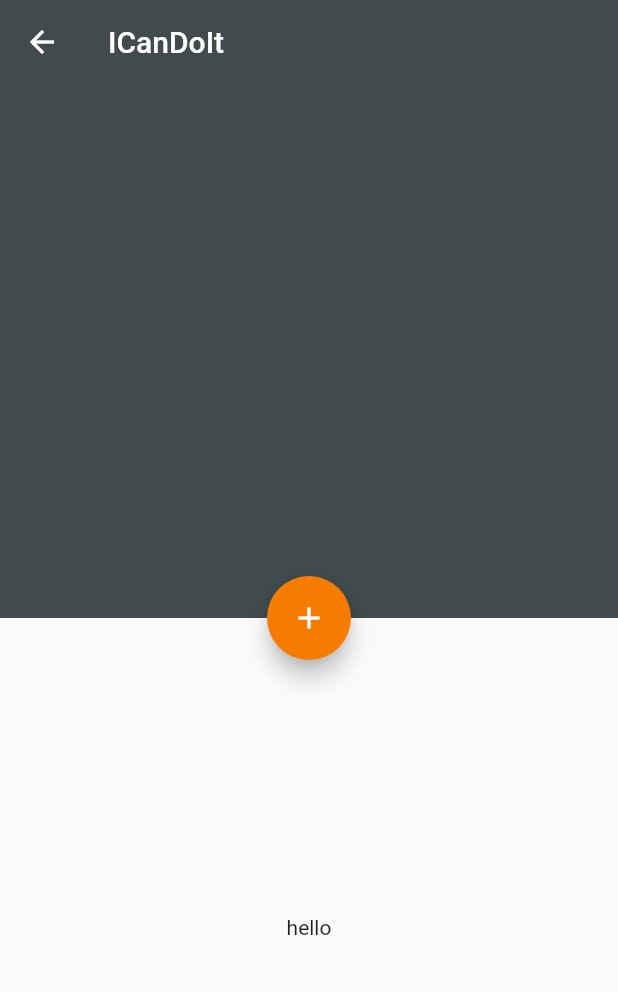
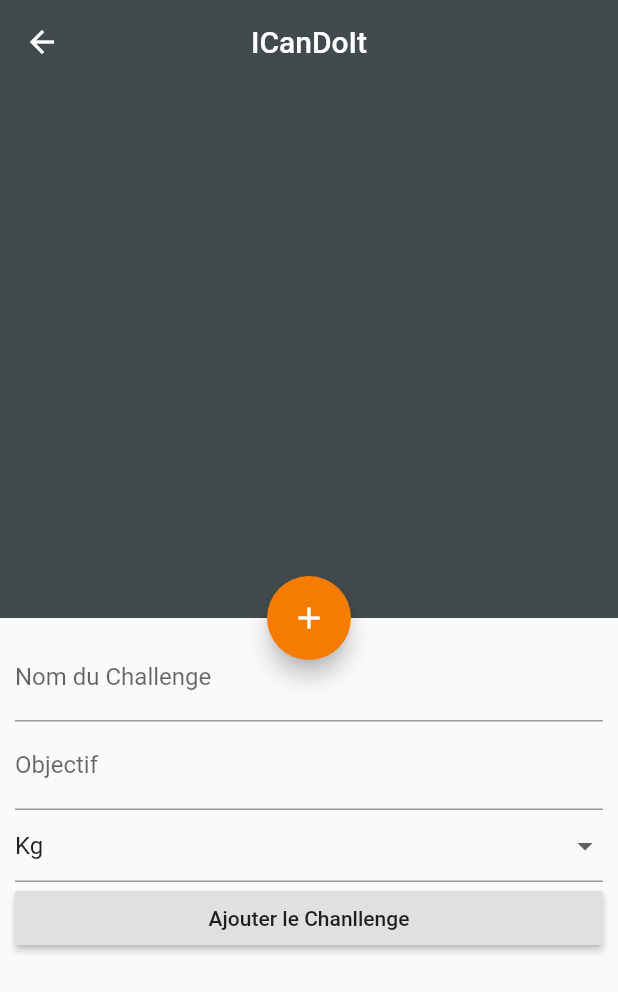
Before and after one commit to Bongouade/I-Can-Do-It, a Flutter app: the screen it shows after launch, after a tap on the "add" icon, on a phone screen of 412 x 824 dp. Shown: the top 992 px of the screen. Run offline on Flutter 3.47's test engine with Material 2 defaults, Android fonts, the phone set to English and light mode, and no system bars.

```diff
--- a/lib/screens/home_screen.dart
+++ b/lib/screens/home_screen.dart
@@ -6,13 +6,18 @@ class Home extends StatefulWidget {
 }
 
 class _HomeState extends State<Home> {
-  final GlobalKey<ScaffoldState> scaffoldKey = GlobalKey();
+  final GlobalKey<ScaffoldState> scaffoldKey = GlobalKey<ScaffoldState>();
+  final GlobalKey<FormState> formKey = GlobalKey<FormState>();
+
+  String unityChallenge = "KG";
+
   @override
   Widget build(BuildContext context) {
     return Scaffold(
       key: scaffoldKey,
       appBar: AppBar(
         title: Text("ICanDoIt"),
+        centerTitle: true,
         backgroundColor: Colors.transparent,
         elevation: 0.0,
       ),
@@ -33,7 +38,77 @@ class _HomeState extends State<Home> {
       return Container(
         alignment: Alignment.center,
         height: MediaQuery.of(context).size.height * 0.5,
-        child: Text("hello"),
+        child: Form(
+          key: formKey,
+          child: Padding(
+            padding: const EdgeInsets.all(10.0),
+            child: ListView(
+              children: [
+                TextFormField(
+                  validator: (value) {
+                    final RegExp checkReg = RegExp(r'^\D+$');
+                    if (value.isEmpty) {
+                      return "Merci d'entrer un nom pour le challenge";
+                    } else if (!checkReg.hasMatch(value)) {
+                      return "$value";
+                    }
+                    return null;
+                  },
+                  decoration: InputDecoration(
+                    labelText: "Nom du Challenge",
+                  ),
+                ),
+                TextFormField(
+                  validator: (value) {
+                    final _isInt = int.tryParse(value);
+                    if (_isInt == null) {
+                      return "Merci d'entrer uniquement des chiffres pour l'ojectif";
+                    }
+
+                    return null;
+                  },
+                  keyboardType: TextInputType.number,
+                  decoration: InputDecoration(
+                    labelText: "Objectif",
+                  ),
+                ),
+                DropdownButtonFormField(
+                  value: unityChallenge,
+                  onChanged: (value) {
+                    setState(() {
+                      unityChallenge = value;
+                      //  print(value);
+                    });
+                  },
+                  onSaved: (value) {
+                    setState(() {
+                      unityChallenge = value;
+                      // print("2");
+                    });
+                  },
+                  items: <DropdownMenuItem>[
+                    DropdownMenuItem(
+                      value: "KG",
+                      child: Text("Kg"),
+                    ),
+                    DropdownMenuItem(
+                      value: "Km",
+                      child: Text("Km"),
+                    ),
+                  ],
+                ),
+                RaisedButton(
+                  onPressed: () {
+                    if (formKey.currentState.validate()) {
+                      // formKey.currentState.save();
+                    }
+                  },
+                  child: Text("Ajouter le Chanllenge"),
+                )
+              ],
+            ),
+          ),
+        ),
       );
     });
   }
```
